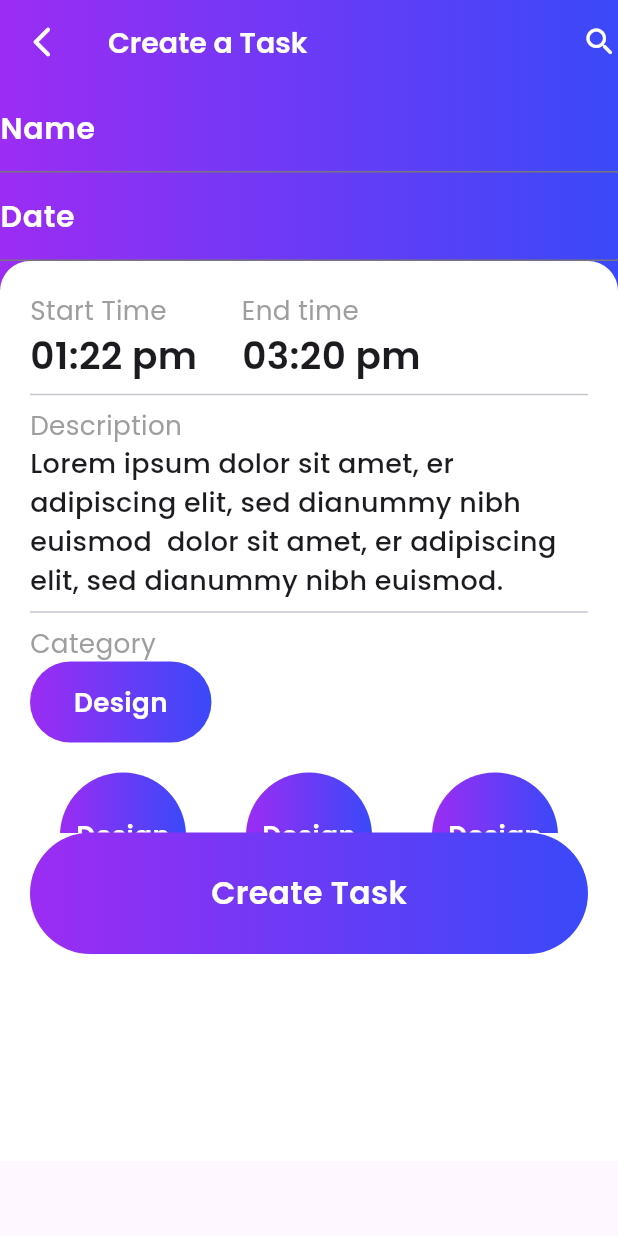
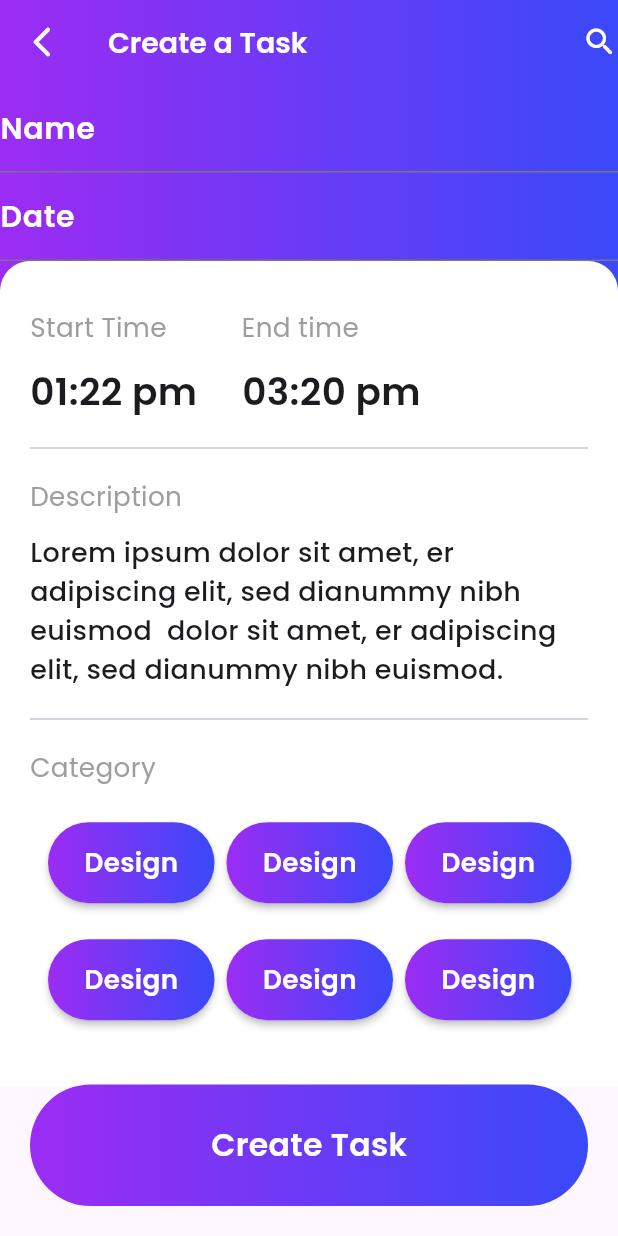
Before and after one commit to emekss/Task_Management_App, a Flutter app: the screen it shows after launch, on a phone screen of 412 x 824 dp. Run offline on Flutter 3.47's test engine with Material 3 defaults, Android fonts, the phone set to English and light mode, and no system bars; our stand-ins replace google_fonts.

Commit message:
create task screen updated,

```diff
--- a/lib/components/task.dart
+++ b/lib/components/task.dart
@@ -6,9 +6,12 @@ class Task extends StatelessWidget {
 
   @override
   Widget build(BuildContext context) {
-    return Container(
+    return Card(
+      elevation: 2,
+      shape: RoundedRectangleBorder(borderRadius: BorderRadius.circular(58.5)),
+      child: Container(
         height: 54,
-      width: 121,
+        width: 111,
         decoration: BoxDecoration(
           gradient: const LinearGradient(
             colors: [
@@ -28,6 +31,7 @@ class Task extends StatelessWidget {
             ),
           ),
         ),
+      ),
     );
   }
 }
--- a/lib/screens/Create_Task_Screen/create_screen_task.dart
+++ b/lib/screens/Create_Task_Screen/create_screen_task.dart
@@ -1,6 +1,8 @@
 import 'package:flutter/material.dart';
 import 'package:google_fonts/google_fonts.dart';
 import 'package:task_management_app/screens/Create_Task_Screen/task_cont.dart';
+
+import '../../components/create_task_button.dart';
 
 class CreateTaskScreen extends StatelessWidget {
   const CreateTaskScreen({super.key});
@@ -78,6 +80,10 @@ class CreateTaskScreen extends StatelessWidget {
           ),
         ],
       ),
+      bottomNavigationBar: Padding(
+        padding: const EdgeInsets.all(20.0),
+        child: CreateTaskButton(),
+      ),
     );
   }
 }
--- a/lib/screens/Create_Task_Screen/task_cont.dart
+++ b/lib/screens/Create_Task_Screen/task_cont.dart
@@ -1,6 +1,5 @@
 import 'package:flutter/material.dart';
 import 'package:google_fonts/google_fonts.dart';
-import 'package:task_management_app/components/create_task_button.dart';
 import 'package:task_management_app/components/task.dart';
 
 class TaskCont extends StatelessWidget {
@@ -9,7 +8,7 @@ class TaskCont extends StatelessWidget {
   @override
   Widget build(BuildContext context) {
     return Container(
-      height: 600,
+      height: 550,
       width: MediaQuery.of(context).size.width,
       decoration: const BoxDecoration(
         borderRadius: BorderRadius.only(
@@ -21,6 +20,7 @@ class TaskCont extends StatelessWidget {
       child: Padding(
         padding: const EdgeInsets.all(20.0),
         child: Column(
+          mainAxisAlignment: MainAxisAlignment.spaceEvenly,
           crossAxisAlignment: CrossAxisAlignment.start,
           children: [
             Row(
@@ -84,26 +84,32 @@ class TaskCont extends StatelessWidget {
                 fontSize: 17.49,
               ),
             ),
-            const Row(
+            const Column(
               children: [
-                Task(),
+                Padding(
+                  padding: EdgeInsets.all(8.0),
+                  child: Row(
+                    mainAxisAlignment: MainAxisAlignment.spaceEvenly,
+                    children: [
+                      Task(),
+                      Task(),
+                      Task(),
+                    ],
+                  ),
+                ),
+                Padding(
+                  padding: EdgeInsets.all(8.0),
+                  child: Row(
+                    mainAxisAlignment: MainAxisAlignment.spaceEvenly,
+                    children: [
+                      Task(),
+                      Task(),
+                      Task(),
+                    ],
+                  ),
+                ),
               ],
             ),
-            SizedBox(
-              height: 60,
-              child: GridView.builder(
-                gridDelegate: const SliverGridDelegateWithFixedCrossAxisCount(
-                    crossAxisCount: 3),
-                itemCount: 6,
-                itemBuilder: (BuildContext context, int index) {
-                  return const Padding(
-                    padding: EdgeInsets.all(20.0),
-                    child: Task(),
-                  );
-                },
-              ),
-            ),
-            const CreateTaskButton()
           ],
         ),
       ),
```
Also changed, not shown: lib/components/hover_button.dart (added, +60 -0 lines). Lines whose indentation alone changed are shown as unchanged.
